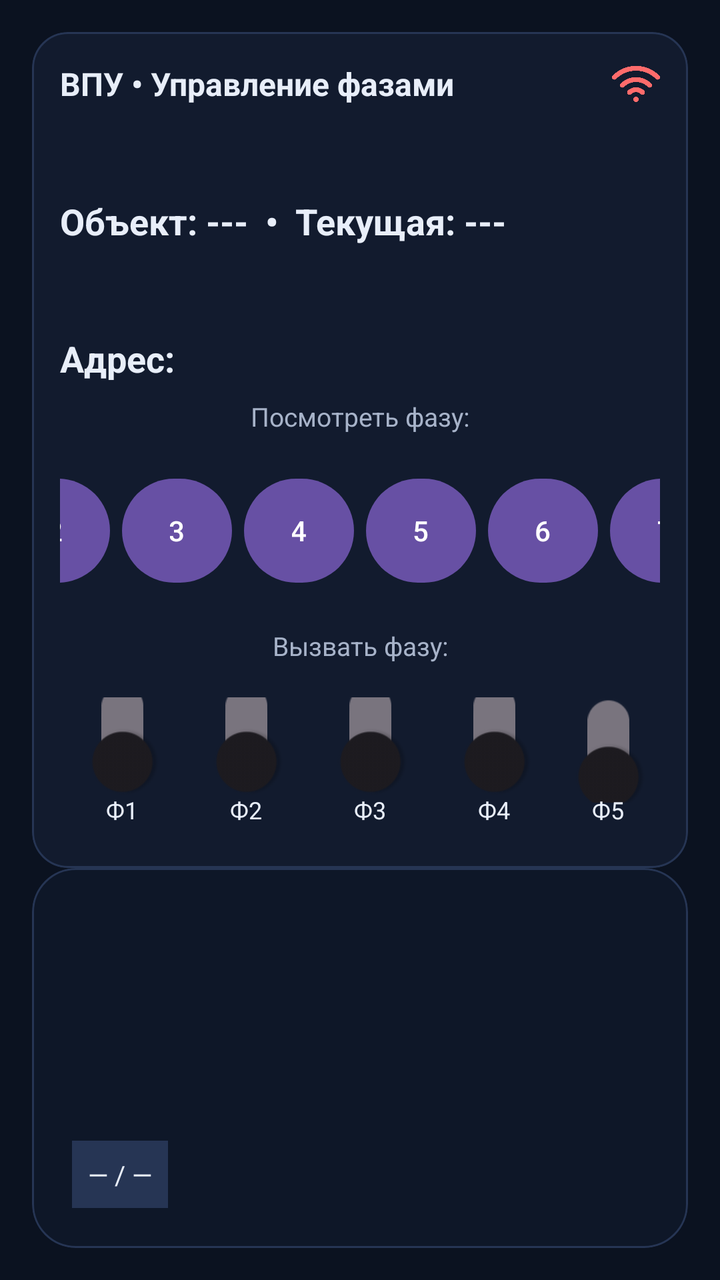
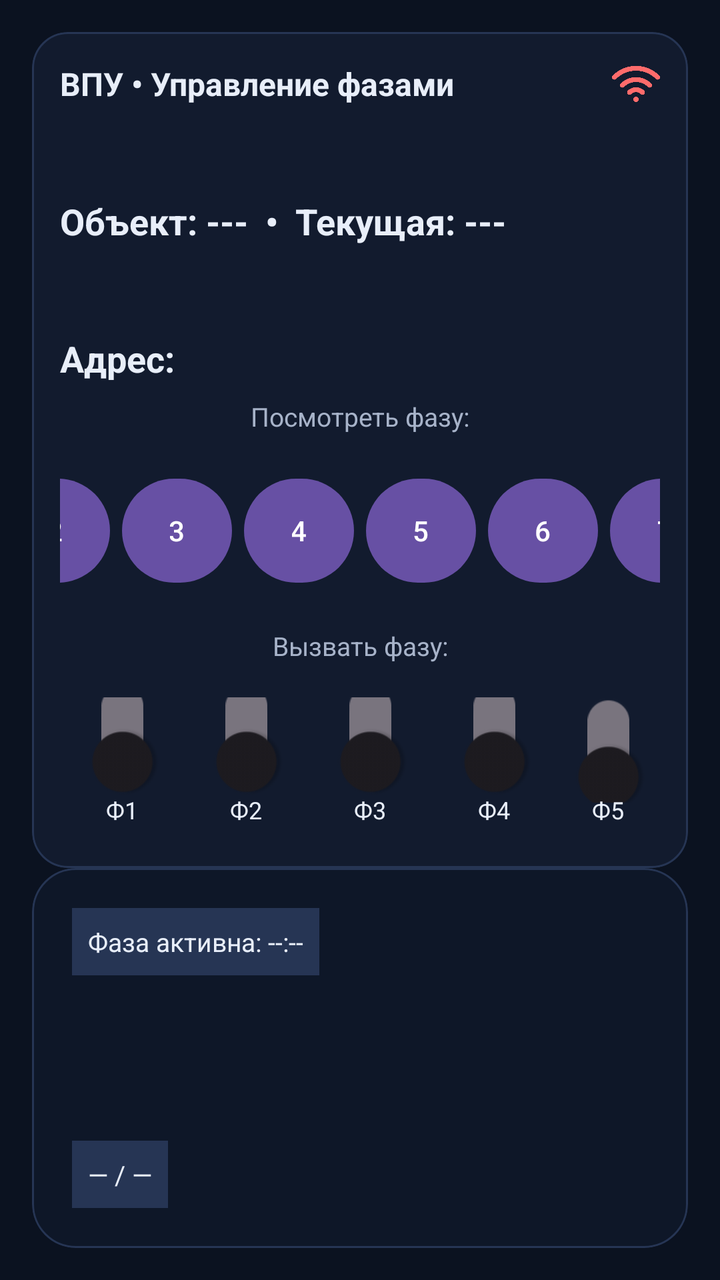

Compare the two renders of this Android layout. The source of the first and the diff that turns it into the second are given below.
<!-- AndroidManifest.xml: application theme Theme.VPU -->
<!-- res/layout/activity_vpu.xml -->
<?xml version="1.0" encoding="utf-8"?>
<androidx.constraintlayout.widget.ConstraintLayout
    xmlns:android="http://schemas.android.com/apk/res/android"
    xmlns:app="http://schemas.android.com/apk/res-auto"
    xmlns:tools="http://schemas.android.com/tools"
    android:layout_width="match_parent"
    android:layout_height="match_parent"
    android:background="#0B1220"
    tools:context=".ui.vpu.VpuActivity">

    
    <com.google.android.material.card.MaterialCardView
        android:id="@+id/statusCard"
        android:layout_width="0dp"
        android:layout_height="wrap_content"
        android:layout_margin="16dp"
        app:cardBackgroundColor="#121B2E"
        app:cardCornerRadius="18dp"
        app:strokeColor="#263554"
        app:strokeWidth="1dp"
        app:layout_constraintTop_toTopOf="parent"
        app:layout_constraintStart_toStartOf="parent"
        app:layout_constraintEnd_toEndOf="parent">
        <LinearLayout
            android:layout_width="match_parent"
            android:layout_height="wrap_content"
            android:orientation="vertical"
            android:padding="14dp">

            <LinearLayout
                android:layout_width="match_parent"
                android:layout_height="wrap_content"
                android:gravity="center_vertical"
                android:orientation="horizontal">

                <TextView
                    android:id="@+id/titleTextView"
                    android:layout_width="0dp"
                    android:layout_height="wrap_content"
                    android:layout_weight="1"
                    android:text="ВПУ • Управление фазами"
                    android:textColor="#E8EEF9"
                    android:textSize="16sp"
                    android:textStyle="bold" />

                <ImageView
                    android:id="@+id/wifiIcon"
                    android:layout_width="24dp"
                    android:layout_height="24dp"
                    android:layout_marginStart="12dp"
                    android:src="@drawable/wifi_icon"
                    app:tint="#FF6B6B" />
            </LinearLayout>

            
            <LinearLayout
                android:layout_width="match_parent"
                android:layout_height="93dp"
                android:layout_marginTop="10dp"
                android:gravity="center_vertical"
                android:orientation="horizontal">

                <TextView
                    android:id="@+id/statusTextView"
                    android:layout_width="387dp"
                    android:layout_height="wrap_content"
                    android:layout_weight="0"
                    android:text="Объект: ---  •  Текущая: ---"
                    android:textColor="#E8EEF9"
                    android:textSize="18sp"
                    android:textStyle="bold" />

                <com.google.android.material.switchmaterial.SwitchMaterial
                    android:id="@+id/manualToggle"
                    android:layout_width="wrap_content"
                    android:layout_height="wrap_content"
                    android:layout_marginStart="50dp"
                    android:rotation="270"
                    android:scaleX="1.5"
                    android:scaleY="1.5"

                    android:textColor="#E8EEF9"
                    android:textStyle="bold" />

                <TextView
                    android:id="@+id/ruTextView"
                    android:layout_width="wrap_content"
                    android:layout_height="wrap_content"
                    android:gravity="left"
                    android:text="РУ"
                    android:textColor="#E8EEF9"
                    android:textSize="30sp"
                    android:textStyle="bold" />

                <TextView
                    android:id="@+id/manualTimerTextView"
                    android:layout_width="wrap_content"
                    android:layout_height="wrap_content"
                    android:layout_marginTop="6dp"
                    android:text="ВЫКЛ:(-:-)"
                    android:textColor="#A7B3C9"
                    android:textSize="13sp" />
            </LinearLayout>
            <LinearLayout
                android:layout_width="match_parent"
                android:layout_height="wrap_content"
                android:layout_marginTop="10dp"
                android:gravity="center_vertical"
                android:orientation="horizontal">
                <TextView
                    android:id="@+id/addressTextView"
                    android:layout_width="250dp"
                    android:layout_height="wrap_content"
                    android:layout_weight="0"
                    android:text="Адрес:"
                    android:textColor="#E8EEF9"
                    android:textSize="18sp"
                    android:textStyle="bold" />

            </LinearLayout>

            <TextView
                android:id="@+id/indicationhintTextView"
                android:layout_width="match_parent"
                android:layout_height="wrap_content"
                android:layout_marginTop="8dp"
                android:text="Посмотреть фазу:"
                android:gravity="center"
                android:textColor="#A7B3C9"
                android:textSize="13sp" />

            <LinearLayout
                android:id="@+id/phaseButtonsRow"
                android:layout_width="match_parent"
                android:layout_height="81dp"
                android:layout_marginTop="8dp"
                android:gravity="center"
                android:orientation="horizontal">

                <com.google.android.material.button.MaterialButton
                    android:id="@+id/phaseButton1"
                    style="@style/Widget.Material3.Button"
                    android:layout_width="55dp"
                    android:layout_height="60dp"
                    android:layout_marginHorizontal="3dp"
                    android:text="1"
                    app:cornerRadius="999dp" />

                <com.google.android.material.button.MaterialButton
                    android:id="@+id/phaseButton2"
                    style="@style/Widget.Material3.Button"
                    android:layout_width="55dp"
                    android:layout_height="60dp"
                    android:layout_marginHorizontal="3dp"
                    android:text="2"
                    app:cornerRadius="999dp" />

                <com.google.android.material.button.MaterialButton
                    android:id="@+id/phaseButton3"
                    style="@style/Widget.Material3.Button"
                    android:layout_width="55dp"
                    android:layout_height="60dp"
                    android:layout_marginHorizontal="3dp"
                    android:text="3"
                    app:cornerRadius="999dp" />

                <com.google.android.material.button.MaterialButton
                    android:id="@+id/phaseButton4"
                    style="@style/Widget.Material3.Button"
                    android:layout_width="55dp"
                    android:layout_height="60dp"
                    android:layout_marginHorizontal="3dp"
                    android:text="4"
                    app:cornerRadius="999dp" />
                <com.google.android.material.button.MaterialButton
                    android:id="@+id/phaseButton5"
                    style="@style/Widget.Material3.Button"
                    android:layout_width="55dp"
                    android:layout_height="60dp"
                    android:layout_marginHorizontal="3dp"
                    android:text="5"
                    app:cornerRadius="999dp" />

                <com.google.android.material.button.MaterialButton
                    android:id="@+id/phaseButton6"
                    style="@style/Widget.Material3.Button"
                    android:layout_width="55dp"
                    android:layout_height="60dp"
                    android:layout_marginHorizontal="3dp"
                    android:text="6"
                    app:cornerRadius="999dp" />

                <com.google.android.material.button.MaterialButton
                    android:id="@+id/phaseButton7"
                    style="@style/Widget.Material3.Button"
                    android:layout_width="55dp"
                    android:layout_height="60dp"
                    android:layout_marginHorizontal="3dp"
                    android:text="7"
                    app:cornerRadius="999dp" />

                <com.google.android.material.button.MaterialButton
                    android:id="@+id/phaseButton8"
                    style="@style/Widget.Material3.Button"
                    android:layout_width="55dp"
                    android:layout_height="60dp"
                    android:layout_marginHorizontal="3dp"
                    android:text="8"
                    app:cornerRadius="999dp" />
            </LinearLayout>
            <TextView
                android:id="@+id/activatehintTextView"
                android:layout_width="match_parent"
                android:layout_height="wrap_content"
                android:layout_marginTop="8dp"
                android:text="Вызвать фазу:"
                android:gravity="center"
                android:textColor="#A7B3C9"
                android:textSize="13sp" />


            <LinearLayout
                android:layout_width="match_parent"
                android:layout_height="wrap_content"
                android:layout_marginTop="10dp"
                android:gravity="center"
                android:orientation="horizontal">

                <LinearLayout android:layout_width="wrap_content" android:layout_height="wrap_content" android:orientation="vertical" android:paddingHorizontal="7dp"><com.google.android.material.switchmaterial.SwitchMaterial android:id="@+id/phaseCallSwitch1" android:layout_width="wrap_content" android:layout_height="wrap_content" android:rotation="270" android:scaleX="1.5" android:scaleY="1.5"/><TextView android:layout_width="wrap_content" android:layout_height="wrap_content" android:text="Ф1" android:textColor="#E8EEF9" android:textSize="12sp" android:layout_gravity="center_horizontal"/></LinearLayout>
                <LinearLayout android:layout_width="wrap_content" android:layout_height="wrap_content" android:orientation="vertical" android:paddingHorizontal="7dp"><com.google.android.material.switchmaterial.SwitchMaterial android:id="@+id/phaseCallSwitch2" android:layout_width="wrap_content" android:layout_height="wrap_content" android:rotation="270" android:scaleX="1.5" android:scaleY="1.5"/><TextView android:layout_width="wrap_content" android:layout_height="wrap_content" android:text="Ф2" android:textColor="#E8EEF9" android:textSize="12sp" android:layout_gravity="center_horizontal"/></LinearLayout>
                <LinearLayout android:layout_width="wrap_content" android:layout_height="wrap_content" android:orientation="vertical" android:paddingHorizontal="7dp"><com.google.android.material.switchmaterial.SwitchMaterial android:id="@+id/phaseCallSwitch3" android:layout_width="wrap_content" android:layout_height="wrap_content" android:rotation="270" android:scaleX="1.5" android:scaleY="1.5"/><TextView android:layout_width="wrap_content" android:layout_height="wrap_content" android:text="Ф3" android:textColor="#E8EEF9" android:textSize="12sp" android:layout_gravity="center_horizontal"/></LinearLayout>
                <LinearLayout android:layout_width="wrap_content" android:layout_height="wrap_content" android:orientation="vertical" android:paddingHorizontal="7dp"><com.google.android.material.switchmaterial.SwitchMaterial android:id="@+id/phaseCallSwitch4" android:layout_width="wrap_content" android:layout_height="wrap_content" android:rotation="270" android:scaleX="1.5" android:scaleY="1.5"/><TextView android:layout_width="wrap_content" android:layout_height="wrap_content" android:text="Ф4" android:textColor="#E8EEF9" android:textSize="12sp" android:layout_gravity="center_horizontal"/></LinearLayout>
                <LinearLayout android:layout_width="wrap_content" android:layout_height="wrap_content" android:orientation="vertical" android:paddingHorizontal="7dp"><com.google.android.material.switchmaterial.SwitchMaterial android:id="@+id/phaseCallSwitch5" android:layout_width="wrap_content" android:layout_height="wrap_content" android:rotation="270" android:scaleX="1.5" android:scaleY="1.5"/><TextView android:layout_width="wrap_content" android:layout_height="wrap_content" android:text="Ф5" android:textColor="#E8EEF9" android:textSize="12sp" android:layout_gravity="center_horizontal"/></LinearLayout>
                <LinearLayout android:layout_width="wrap_content" android:layout_height="wrap_content" android:orientation="vertical" android:paddingHorizontal="7dp"><com.google.android.material.switchmaterial.SwitchMaterial android:id="@+id/phaseCallSwitch6" android:layout_width="wrap_content" android:layout_height="wrap_content" android:rotation="270" android:scaleX="1.5" android:scaleY="1.5"/><TextView android:layout_width="wrap_content" android:layout_height="wrap_content" android:text="Ф6" android:textColor="#E8EEF9" android:textSize="12sp" android:layout_gravity="center_horizontal"/></LinearLayout>
                <LinearLayout android:layout_width="wrap_content" android:layout_height="wrap_content" android:orientation="vertical" android:paddingHorizontal="7dp"><com.google.android.material.switchmaterial.SwitchMaterial android:id="@+id/phaseCallSwitch7" android:layout_width="wrap_content" android:layout_height="wrap_content" android:rotation="270" android:scaleX="1.5" android:scaleY="1.5"/><TextView android:layout_width="wrap_content" android:layout_height="wrap_content" android:text="Ф7" android:textColor="#E8EEF9" android:textSize="12sp" android:layout_gravity="center_horizontal"/></LinearLayout>
                <LinearLayout android:layout_width="wrap_content" android:layout_height="wrap_content" android:orientation="vertical" android:paddingHorizontal="7dp"><com.google.android.material.switchmaterial.SwitchMaterial android:id="@+id/phaseCallSwitch8" android:layout_width="wrap_content" android:layout_height="wrap_content" android:rotation="270" android:scaleX="1.5" android:scaleY="1.5"/><TextView android:layout_width="wrap_content" android:layout_height="wrap_content" android:text="Ф8" android:textColor="#E8EEF9" android:textSize="12sp" android:layout_gravity="center_horizontal"/></LinearLayout>
            </LinearLayout>

        </LinearLayout>
    </com.google.android.material.card.MaterialCardView>

    
    <com.google.android.material.card.MaterialCardView
        android:id="@+id/pagerCard"
        android:layout_width="0dp"
        android:layout_height="0dp"
        android:layout_marginStart="16dp"
        android:layout_marginEnd="16dp"
        android:layout_marginBottom="16dp"
        app:cardBackgroundColor="#0E1728"
        app:cardCornerRadius="22dp"
        app:strokeColor="#263554"
        app:strokeWidth="1dp"
        app:layout_constraintTop_toBottomOf="@id/statusCard"
        app:layout_constraintBottom_toBottomOf="parent"
        app:layout_constraintStart_toStartOf="parent"
        app:layout_constraintEnd_toEndOf="parent">

        <FrameLayout
            android:layout_width="match_parent"
            android:layout_height="match_parent"
            android:padding="10dp">

            <androidx.viewpager2.widget.ViewPager2
                android:id="@+id/viewPager"
                android:layout_width="match_parent"
                android:layout_height="match_parent" />

            
            <TextView
                android:id="@+id/pageTextView"
                android:layout_width="wrap_content"
                android:layout_height="wrap_content"
                android:layout_gravity="bottom|start"
                android:layout_margin="10dp"
                android:padding="8dp"
                android:text="— / —"
                android:textColor="#E8EEF9"
                android:textSize="13sp"
                android:background="#263554"/>

        </FrameLayout>

    </com.google.android.material.card.MaterialCardView>

</androidx.constraintlayout.widget.ConstraintLayout>
<!-- resources referenced by this layout -->
<resources>
  <!-- drawable wifi_icon: png bitmap (drawable, 18048 bytes) -->
  <style name="Theme.VPU" parent="Base.Theme.VPU" />
  <style name="Base.Theme.VPU" parent="Theme.Material3.DayNight.NoActionBar">
          
          
      </style>
</resources>

<!-- the commit's change to res/layout/activity_vpu.xml (unified diff, before → after) -->
@@ -266,6 +266,18 @@
                 android:layout_width="match_parent"
                 android:layout_height="match_parent" />
 
+            <TextView
+                android:id="@+id/activePhaseTimerTextView"
+                android:layout_width="wrap_content"
+                android:layout_height="wrap_content"
+                android:layout_gravity="top|start"
+                android:layout_margin="10dp"
+                android:padding="8dp"
+                android:text="Фаза активна: --:--"
+                android:textColor="#E8EEF9"
+                android:textSize="13sp"
+                android:background="#263554"/>
+
             
             <TextView
                 android:id="@+id/pageTextView"
